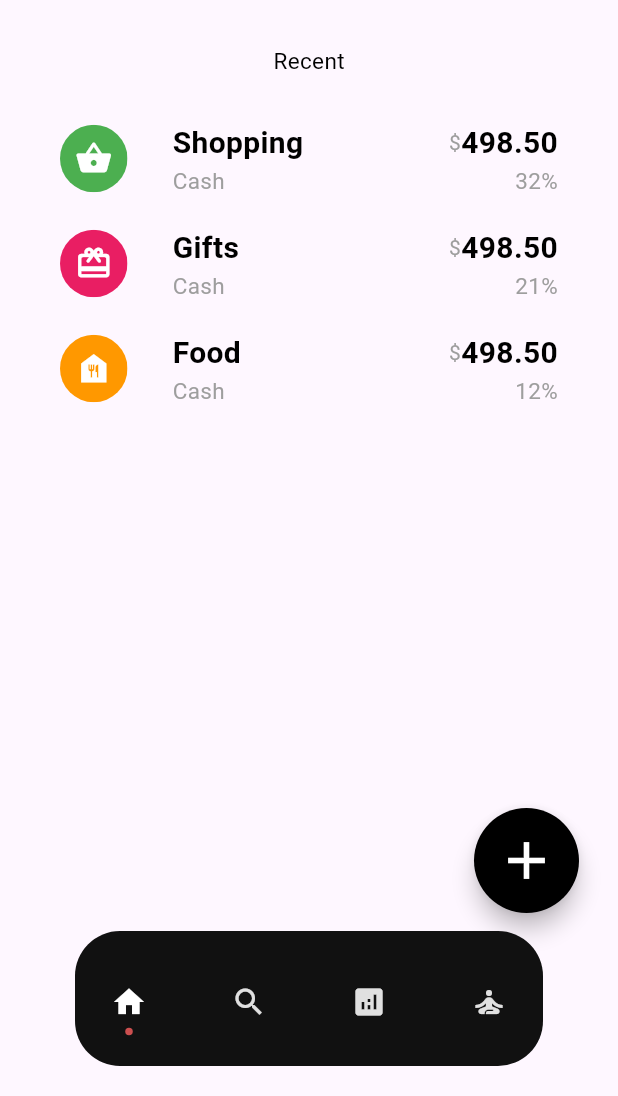
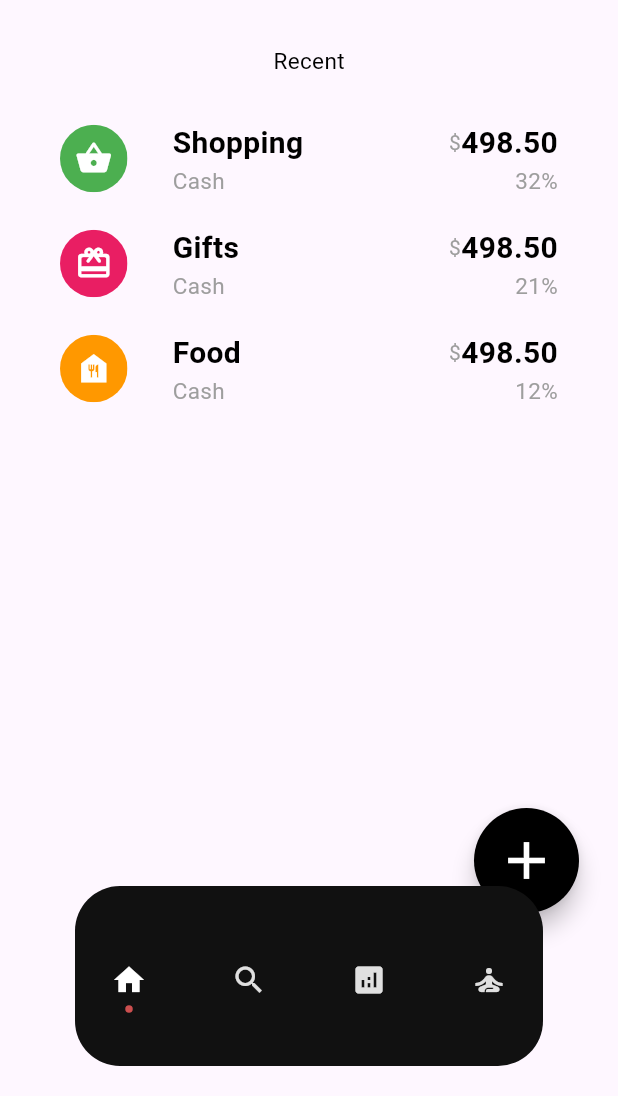
Before and after one commit to scielab/app-ahorro, a Flutter app: the screen it shows once a user with an empty profile is signed in, on a phone screen of 412 x 824 dp, the part 140-1236 px from its top. Run offline on Flutter 3.47's test engine with Material 3 defaults, Android fonts, the light colour scheme and no system bars; drawn by our look-alikes of dot_navigation_bar; our stand-ins replace cloud_firestore, firebase_auth, firebase_core, fl_chart, get, shared_preferences; accounts and stored records are empty; network calls fail.

Commit message:
ne wchanges

```diff
--- a/lib/controllers/auth/auth_controller.dart
+++ b/lib/controllers/auth/auth_controller.dart
@@ -28,7 +28,7 @@ class AuthController extends GetxController {
 
   void _setInitialScreen(User? user) {
     if(user != null) {
-      Get.toNamed(RouterHelper.getHomePrincipalPage());
+      Get.offAndToNamed(RouterHelper.getHomePrincipalPage());
     } else {
       Get.toNamed(RouterHelper.getSignin());
     }
--- a/lib/pages/conf/settings_page.dart
+++ b/lib/pages/conf/settings_page.dart
@@ -19,8 +19,7 @@ class SettingsPage extends StatelessWidget {
       appBar: AppBar(
         title: const BigText(title: "Perfil"),
       ),
-      body: SafeArea(
-        child: SingleChildScrollView(
+      body: SingleChildScrollView(
           child: Column(
             children: [
               const SizedBox(height: 20,),
@@ -68,7 +67,6 @@ class SettingsPage extends StatelessWidget {
             ],
           ),
         ),
-      ),
     );
   }
 }
--- a/lib/pages/home_principal.dart
+++ b/lib/pages/home_principal.dart
@@ -45,7 +45,7 @@ class _HomePagePrincipalState extends State<HomePagePrincipal>
 
       bottomNavigationBar: Container(
         color: Colors.transparent,
-        height: 130,
+        height: 160,
         child: DotNavigationBar(
           backgroundColor: const Color.fromARGB(255, 17, 17, 17),
           currentIndex: _selectedTab,
--- a/lib/widgets/big_text.dart
+++ b/lib/widgets/big_text.dart
@@ -14,6 +14,7 @@ class BigText extends StatelessWidget {
     return Text(title,
     textAlign: TextAlign.start,
     style: TextStyle(
+      decoration: TextDecoration.none,
       color: color,
       fontSize: size,
       fontWeight: fw
--- a/lib/widgets/small_text.dart
+++ b/lib/widgets/small_text.dart
@@ -14,6 +14,7 @@ class SmallText extends StatelessWidget {
     return Text(title,
     textAlign: TextAlign.start,
     style: TextStyle(
+      decoration: TextDecoration.none,
       color: color,
       fontSize: size,
       fontWeight: fw,
```
Also changed, not shown: lib/pages/budget/category_page.dart (added, +16 -0 lines), lib/widgets/transaction_dialog.dart (+5 -6 lines).
